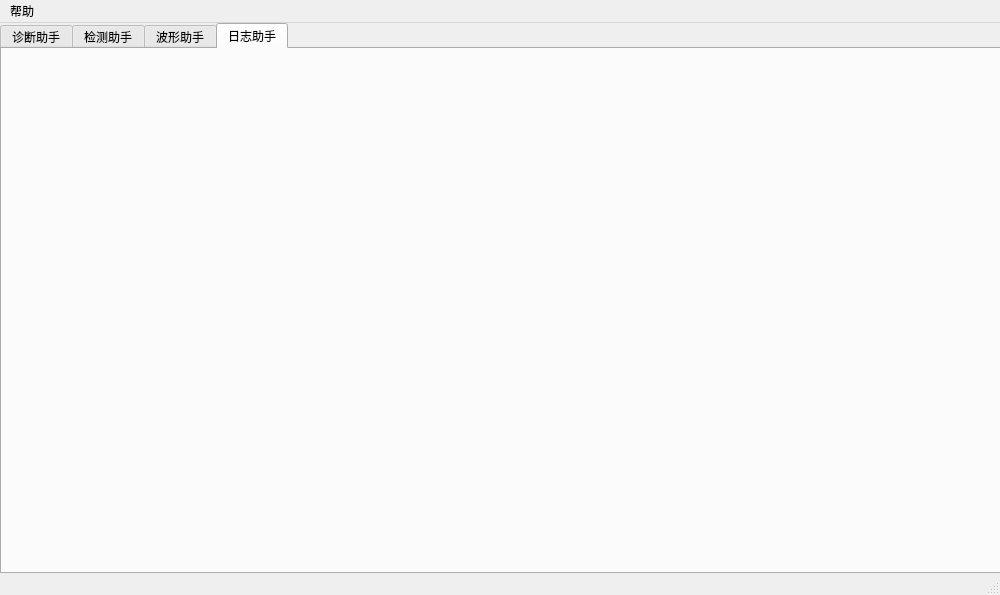
First picture: the form in ui/MainWin.ui, repository onlycalm/litchi_py, before the edit.
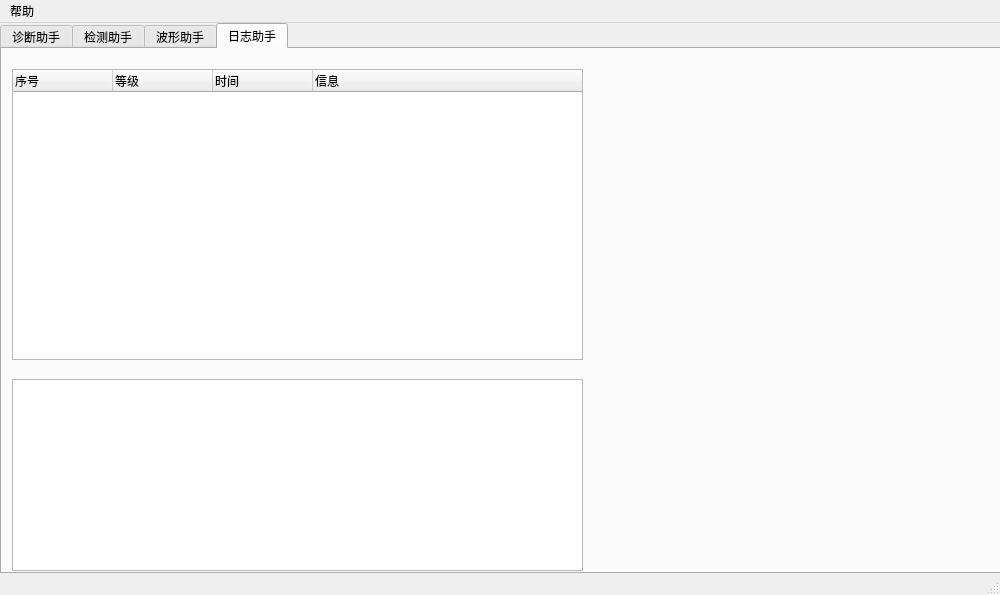
Second picture: the form after the edit. The open tabs and pages were chosen to show the change. Icons and pictures are not drawn.

Commit message:
feature(LogVw): 新增logvw模块日志浏览器。
1、新增logvw日志浏览器模块，用于显示log记录；

log还需进一步晚上功能。

Diff of the .ui file:
```diff
--- a/ui/MainWin.ui
+++ b/ui/MainWin.ui
@@ -426,6 +426,55 @@
      <attribute name="title">
       <string>日志助手</string>
      </attribute>
+     <widget class="QTextBrowser" name="LogTb">
+      <property name="geometry">
+       <rect>
+        <x>10</x>
+        <y>330</y>
+        <width>571</width>
+        <height>192</height>
+       </rect>
+      </property>
+     </widget>
+     <widget class="QTreeWidget" name="LogTw">
+      <property name="geometry">
+       <rect>
+        <x>10</x>
+        <y>20</y>
+        <width>571</width>
+        <height>291</height>
+       </rect>
+      </property>
+      <column>
+       <property name="text">
+        <string>序号</string>
+       </property>
+      </column>
+      <column>
+       <property name="text">
+        <string>等级</string>
+       </property>
+       <property name="textAlignment">
+        <set>AlignLeading|AlignVCenter</set>
+       </property>
+      </column>
+      <column>
+       <property name="text">
+        <string>时间</string>
+       </property>
+       <property name="textAlignment">
+        <set>AlignLeading|AlignVCenter</set>
+       </property>
+      </column>
+      <column>
+       <property name="text">
+        <string>信息</string>
+       </property>
+       <property name="textAlignment">
+        <set>AlignLeading|AlignVCenter</set>
+       </property>
+      </column>
+     </widget>
     </widget>
    </widget>
   </widget>
```
Left out of the diff: 4 changed lines with no effect on the pictures. The commit also changes 2 other files.
